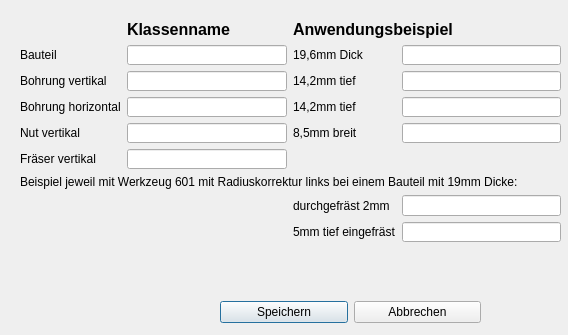
Above: Dialoge/dialog_einstellung_dxf_klassen.ui from TischlerWilly/postprozessor before the change. Below: the same form after it.
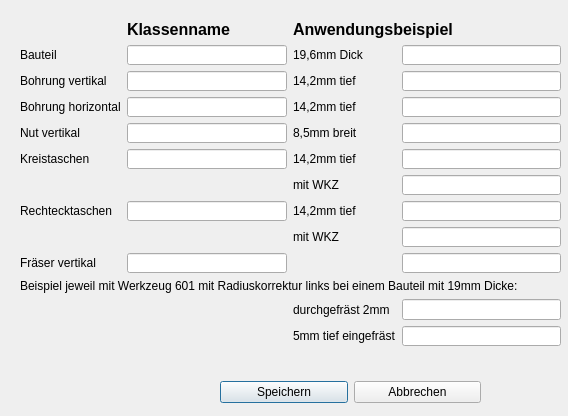
That is the form after the change.

Commit message: dxf-import kreistaschen

```diff
--- a/Dialoge/dialog_einstellung_dxf_klassen.ui
+++ b/Dialoge/dialog_einstellung_dxf_klassen.ui
@@ -7,7 +7,7 @@
     <x>0</x>
     <y>0</y>
     <width>568</width>
-    <height>335</height>
+    <height>416</height>
    </rect>
   </property>
   <property name="windowTitle">
@@ -19,20 +19,86 @@
      <x>20</x>
      <y>20</y>
      <width>541</width>
-     <height>222</height>
+     <height>326</height>
     </rect>
    </property>
    <layout class="QGridLayout" name="gridLayout">
-    <item row="3" column="1">
-     <widget class="QLineEdit" name="lineEdit_bohr_hori"/>
+    <item row="3" column="2">
+     <widget class="QLabel" name="label_17">
+      <property name="text">
+       <string>14,2mm tief</string>
+      </property>
+     </widget>
     </item>
-    <item row="1" column="3">
-     <widget class="QLineEdit" name="lineEdit_wst_beispiel">
+    <item row="10" column="0" colspan="4">
+     <widget class="QLabel" name="label_14">
+      <property name="text">
+       <string>Beispiel jeweil mit Werkzeug 601 mit Radiuskorrektur links bei einem Bauteil mit 19mm Dicke:</string>
+      </property>
+     </widget>
+    </item>
+    <item row="6" column="2">
+     <widget class="QLabel" name="label_19">
+      <property name="text">
+       <string>mit WKZ</string>
+      </property>
+     </widget>
+    </item>
+    <item row="7" column="0">
+     <widget class="QLabel" name="label_16">
+      <property name="text">
+       <string>Rechtecktaschen</string>
+      </property>
+     </widget>
+    </item>
+    <item row="11" column="2">
+     <widget class="QLabel" name="label_12">
+      <property name="text">
+       <string>durchgefräst 2mm</string>
+      </property>
+     </widget>
+    </item>
+    <item row="9" column="0">
+     <widget class="QLabel" name="label_11">
+      <property name="text">
+       <string>Fräser vertikal</string>
+      </property>
+     </widget>
+    </item>
+    <item row="3" column="3">
+     <widget class="QLineEdit" name="lineEdit_bohr_hori_beispiel">
       <property name="readOnly">
        <bool>true</bool>
       </property>
      </widget>
     </item>
+    <item row="7" column="2">
+     <widget class="QLabel" name="label_18">
+      <property name="text">
+       <string>14,2mm tief</string>
+      </property>
+     </widget>
+    </item>
+    <item row="3" column="0">
+     <widget class="QLabel" name="label_7">
+      <property name="text">
+       <string>Bohrung horizontal</string>
+      </property>
+     </widget>
+    </item>
+    <item row="7" column="3">
+     <widget class="QLineEdit" name="lineEdit_rta_beispiel">
+      <property name="readOnly">
+       <bool>true</bool>
+      </property>
+     </widget>
+    </item>
+    <item row="7" column="1">
+     <widget class="QLineEdit" name="lineEdit_rta"/>
+    </item>
+    <item row="1" column="1">
+     <widget class="QLineEdit" name="lineEdit_wst"/>
+    </item>
     <item row="0" column="1">
      <widget class="QLabel" name="label">
       <property name="font">
@@ -47,6 +113,64 @@
       </property>
      </widget>
     </item>
+    <item row="2" column="3">
+     <widget class="QLineEdit" name="lineEdit_bohr_vert_beispiel">
+      <property name="readOnly">
+       <bool>true</bool>
+      </property>
+     </widget>
+    </item>
+    <item row="1" column="0">
+     <widget class="QLabel" name="label_5">
+      <property name="text">
+       <string>Bauteil</string>
+      </property>
+     </widget>
+    </item>
+    <item row="4" column="1">
+     <widget class="QLineEdit" name="lineEdit_nut_vert"/>
+    </item>
+    <item row="2" column="0">
+     <widget class="QLabel" name="label_6">
+      <property name="text">
+       <string>Bohrung vertikal</string>
+      </property>
+     </widget>
+    </item>
+    <item row="5" column="1">
+     <widget class="QLineEdit" name="lineEdit_kta"/>
+    </item>
+    <item row="11" column="3">
+     <widget class="QLineEdit" name="lineEdit_fraes_vert_beispiel1">
+      <property name="readOnly">
+       <bool>true</bool>
+      </property>
+     </widget>
+    </item>
+    <item row="1" column="3">
+     <widget class="QLineEdit" name="lineEdit_wst_beispiel">
+      <property name="readOnly">
+       <bool>true</bool>
+      </property>
+     </widget>
+    </item>
+    <item row="5" column="3">
+     <widget class="QLineEdit" name="lineEdit_kta_beispiel">
+      <property name="readOnly">
+       <bool>true</bool>
+      </property>
+     </widget>
+    </item>
+    <item row="5" column="2">
+     <widget class="QLabel" name="label_8">
+      <property name="text">
+       <string>14,2mm tief</string>
+      </property>
+     </widget>
+    </item>
+    <item row="9" column="3">
+     <widget class="QLineEdit" name="lineEdit_2"/>
+    </item>
     <item row="4" column="0">
      <widget class="QLabel" name="label_9">
       <property name="text">
@@ -57,27 +181,27 @@
     <item row="2" column="1">
      <widget class="QLineEdit" name="lineEdit_bohr_vert"/>
     </item>
-    <item row="4" column="3">
-     <widget class="QLineEdit" name="lineEdit_nut_vert_beispiel">
+    <item row="5" column="0">
+     <widget class="QLabel" name="label_15">
+      <property name="text">
+       <string>Kreistaschen</string>
+      </property>
+     </widget>
+    </item>
+    <item row="2" column="2">
+     <widget class="QLabel" name="label_4">
+      <property name="text">
+       <string>14,2mm tief</string>
+      </property>
+     </widget>
+    </item>
+    <item row="6" column="3">
+     <widget class="QLineEdit" name="lineEdit_kta_beispiel2">
       <property name="readOnly">
        <bool>true</bool>
       </property>
      </widget>
     </item>
-    <item row="1" column="0">
-     <widget class="QLabel" name="label_5">
-      <property name="text">
-       <string>Bauteil</string>
-      </property>
-     </widget>
-    </item>
-    <item row="4" column="2">
-     <widget class="QLabel" name="label_10">
-      <property name="text">
-       <string>8,5mm breit</string>
-      </property>
-     </widget>
-    </item>
     <item row="1" column="2">
      <widget class="QLabel" name="label_3">
       <property name="text">
@@ -85,44 +209,6 @@
       </property>
      </widget>
     </item>
-    <item row="3" column="2">
-     <widget class="QLabel" name="label_8">
-      <property name="text">
-       <string>14,2mm tief</string>
-      </property>
-     </widget>
-    </item>
-    <item row="2" column="2">
-     <widget class="QLabel" name="label_4">
-      <property name="text">
-       <string>14,2mm tief</string>
-      </property>
-     </widget>
-    </item>
-    <item row="3" column="3">
-     <widget class="QLineEdit" name="lineEdit_bohr_hori_beispiel">
-      <property name="readOnly">
-       <bool>true</bool>
-      </property>
-     </widget>
-    </item>
-    <item row="2" column="0">
-     <widget class="QLabel" name="label_6">
-      <property name="text">
-       <string>Bohrung vertikal</string>
-      </property>
-     </widget>
-    </item>
-    <item row="5" column="0">
-     <widget class="QLabel" name="label_11">
-      <property name="text">
-       <string>Fräser vertikal</string>
-      </property>
-     </widget>
-    </item>
-    <item row="4" column="1">
-     <widget class="QLineEdit" name="lineEdit_nut_vert"/>
-    </item>
     <item row="0" column="2" colspan="2">
      <widget class="QLabel" name="label_2">
       <property name="font">
@@ -137,41 +223,34 @@
       </property>
      </widget>
     </item>
-    <item row="5" column="1">
+    <item row="4" column="2">
+     <widget class="QLabel" name="label_10">
+      <property name="text">
+       <string>8,5mm breit</string>
+      </property>
+     </widget>
+    </item>
+    <item row="9" column="1">
      <widget class="QLineEdit" name="lineEdit_fraes_vert"/>
     </item>
-    <item row="1" column="1">
-     <widget class="QLineEdit" name="lineEdit_wst"/>
-    </item>
-    <item row="7" column="3">
-     <widget class="QLineEdit" name="lineEdit_fraes_vert_beispiel1">
+    <item row="4" column="3">
+     <widget class="QLineEdit" name="lineEdit_nut_vert_beispiel">
       <property name="readOnly">
        <bool>true</bool>
       </property>
      </widget>
     </item>
-    <item row="3" column="0">
-     <widget class="QLabel" name="label_7">
-      <property name="text">
-       <string>Bohrung horizontal</string>
-      </property>
-     </widget>
+    <item row="3" column="1">
+     <widget class="QLineEdit" name="lineEdit_bohr_hori"/>
     </item>
-    <item row="7" column="2">
-     <widget class="QLabel" name="label_12">
-      <property name="text">
-       <string>durchgefräst 2mm</string>
-      </property>
-     </widget>
-    </item>
-    <item row="2" column="3">
-     <widget class="QLineEdit" name="lineEdit_bohr_vert_beispiel">
+    <item row="12" column="3">
+     <widget class="QLineEdit" name="lineEdit_fraes_vert_beispiel2">
       <property name="readOnly">
        <bool>true</bool>
       </property>
      </widget>
     </item>
-    <item row="8" column="2">
+    <item row="12" column="2">
      <widget class="QLabel" name="label_13">
       <property name="text">
        <string>5mm tief eingefräst</string>
@@ -179,16 +258,16 @@
      </widget>
     </item>
     <item row="8" column="3">
-     <widget class="QLineEdit" name="lineEdit_fraes_vert_beispiel2">
+     <widget class="QLineEdit" name="lineEdit_rta_beispiel2">
       <property name="readOnly">
        <bool>true</bool>
       </property>
      </widget>
     </item>
-    <item row="6" column="0" colspan="4">
-     <widget class="QLabel" name="label_14">
+    <item row="8" column="2">
+     <widget class="QLabel" name="label_20">
       <property name="text">
-       <string>Beispiel jeweil mit Werkzeug 601 mit Radiuskorrektur links bei einem Bauteil mit 19mm Dicke:</string>
+       <string>mit WKZ</string>
       </property>
      </widget>
     </item>
@@ -198,7 +277,7 @@
    <property name="geometry">
     <rect>
      <x>220</x>
-     <y>300</y>
+     <y>380</y>
      <width>261</width>
      <height>25</height>
     </rect>
```
Left out of the diff: 19 changed lines with no effect on the pictures. The commit also changes 5 other files.
